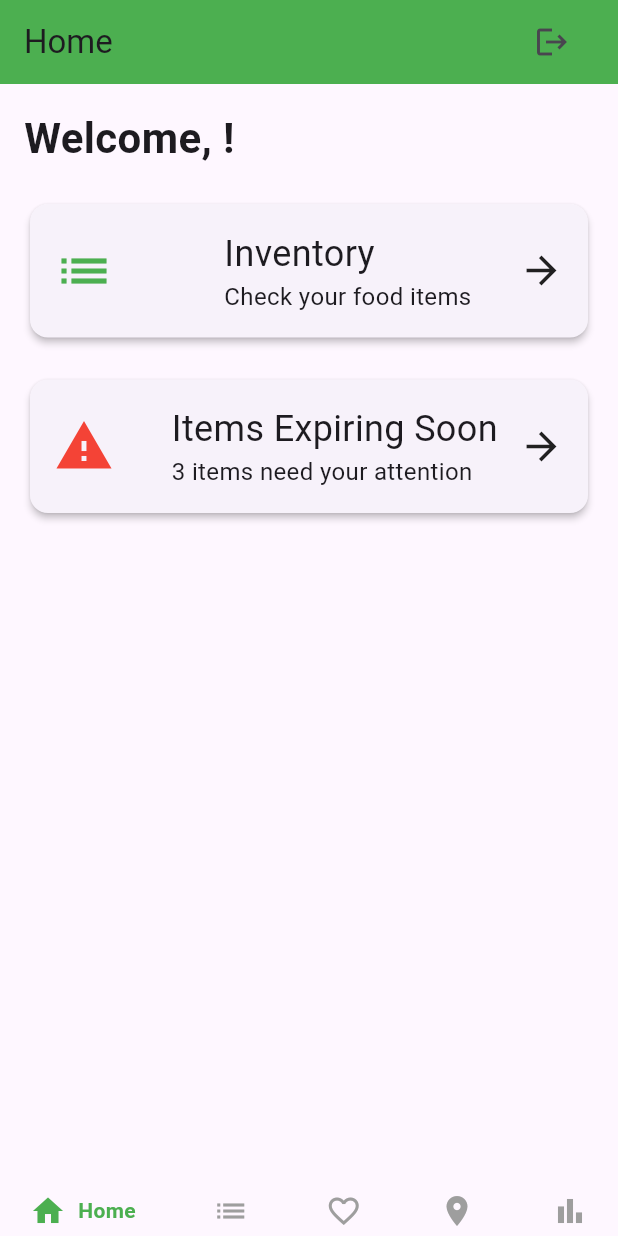
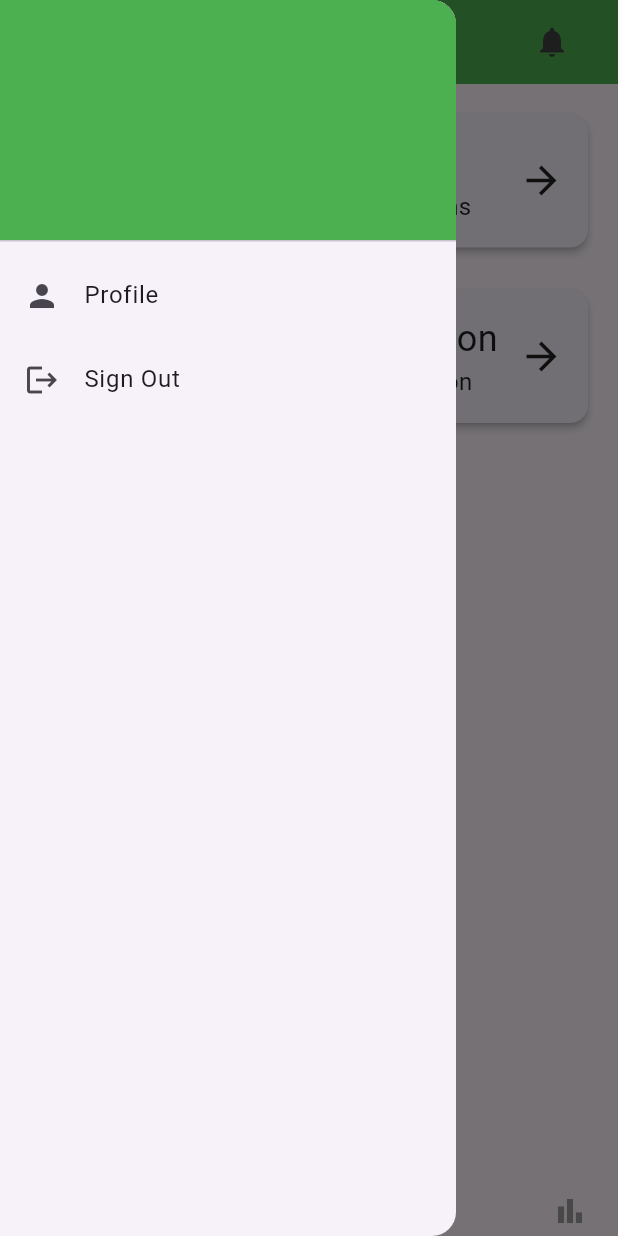
Before and after one commit to 40125789/shelfaware_app, a Flutter app: the screen it shows once a user with an empty profile is signed in, with the side drawer open (before the commit the screen has no drawer), on a phone screen of 412 x 824 dp. Run offline on Flutter 3.47's test engine with Material 3 defaults, Android fonts, the phone set to English and light mode, and no system bars; drawn by our look-alikes of google_nav_bar; our stand-ins replace cloud_firestore, firebase_auth, firebase_core, google_sign_in; accounts and stored records are empty; network calls fail.

Commit message:
Created a provider controller for the navigation between pages and also separated the side drawer menu into its own component file for cleaner and more modular code

```diff
--- a/lib/components/bottom_navigation_bar.dart
+++ b/lib/components/bottom_navigation_bar.dart
@@ -1,5 +1,6 @@
 import 'package:flutter/material.dart';
 import 'package:google_nav_bar/google_nav_bar.dart';
+
 
 class BottomNavigationBarComponent extends StatelessWidget {
   final int selectedIndex;
@@ -27,12 +28,6 @@ class BottomNavigationBarComponent extends StatelessWidget {
           textColor: Colors.green,
         ),
         GButton(
-          icon: Icons.list,
-          text: 'Inventory',
-          iconColor: Colors.grey,
-          textColor: Colors.green,
-        ),
-        GButton(
           icon: Icons.favorite_border_outlined,
           text: 'Recipes',
           iconColor: Colors.grey,
--- /dev/null
+++ b/lib/components/side_drawer_menu.dart
@@ -0,0 +1,46 @@
+// lib/components/custom_drawer.dart
+
+import 'package:flutter/material.dart';
+
+class CustomDrawer extends StatelessWidget {
+  final String firstName;
+  final String lastName;
+  final VoidCallback onSignOut;
+
+  const CustomDrawer({
+    Key? key,
+    required this.firstName,
+    required this.lastName,
+    required this.onSignOut,
+  }) : super(key: key);
+
+  @override
+  Widget build(BuildContext context) {
+    return Drawer(
+      child: ListView(
+        padding: EdgeInsets.zero,
+        children: <Widget>[
+          DrawerHeader(
+            decoration: const BoxDecoration(color: Colors.green),
+            child: Text(
+              "$firstName $lastName",
+              style: const TextStyle(color: Colors.white, fontSize: 24),
+            ),
+          ),
+          ListTile(
+            leading: const Icon(Icons.person),
+            title: const Text('Profile'),
+            onTap: () {
+              // Define action for Profile
+            },
+          ),
+          ListTile(
+            leading: const Icon(Icons.logout),
+            title: const Text('Sign Out'),
+            onTap: onSignOut,
+          ),
+        ],
+      ),
+    );
+  }
+}
--- /dev/null
+++ b/lib/controllers/bottom_nav_controller.dart
@@ -0,0 +1,12 @@
+import 'package:flutter/material.dart';
+
+class BottomNavController with ChangeNotifier {
+  int _selectedIndex = 0;
+
+  int get selectedIndex => _selectedIndex;
+
+  void navigateTo(int index) {
+    _selectedIndex = index;
+    notifyListeners();
+  }
+}
--- a/lib/main.dart
+++ b/lib/main.dart
@@ -2,13 +2,22 @@ import 'package:flutter/material.dart';
 import 'package:firebase_core/firebase_core.dart';
 import 'firebase_options.dart';
 import 'pages/auth_page.dart';
+import 'package:provider/provider.dart';
+import 'controllers/bottom_nav_controller.dart'; // Import your BottomNavController
+
+
 
 void main() async {
   WidgetsFlutterBinding.ensureInitialized();
   await Firebase.initializeApp(
     options: DefaultFirebaseOptions.currentPlatform,
   );
-  runApp(const MyApp());
+  runApp(
+    ChangeNotifierProvider(
+      create: (context) => BottomNavController(), // Provide the controller
+      child: const MyApp(),
+    ),
+  );
 }
 
 class MyApp extends StatelessWidget {
@@ -19,7 +28,7 @@ class MyApp extends StatelessWidget {
   Widget build(BuildContext context) {
     return const MaterialApp(
       debugShowCheckedModeBanner: false,
-      home: AuthPage(),
+      home: AuthPage(), // Keep the AuthPage as the starting point
     );
   }
 }
--- a/lib/pages/home_page.dart
+++ b/lib/pages/home_page.dart
@@ -1,7 +1,13 @@
 import 'package:firebase_auth/firebase_auth.dart';
 import 'package:flutter/material.dart';
 import 'package:cloud_firestore/cloud_firestore.dart';
+import 'package:provider/provider.dart';
 import 'package:shelfaware_app/components/bottom_navigation_bar.dart';
+import 'package:shelfaware_app/components/side_drawer_menu.dart'; // Import the new CustomDrawer
+import 'package:shelfaware_app/controllers/bottom_nav_controller.dart';
+import 'package:shelfaware_app/pages/recipes_page.dart';
+import 'package:shelfaware_app/pages/donations_page.dart';
+import 'package:shelfaware_app/pages/statistics_page.dart';
 
 class HomePage extends StatefulWidget {
   HomePage({super.key});
@@ -11,16 +17,24 @@ class HomePage extends StatefulWidget {
 }
 
 class _HomePageState extends State<HomePage> {
+  String firstName = '';
+  String lastName = '';
   final user = FirebaseAuth.instance.currentUser!;
-  String firstName = '';
+  late PageController _pageController;
 
   @override
   void initState() {
     super.initState();
     getUserData();
+    _pageController = PageController();
   }
 
-  // Fetch user data from Firestore
+  @override
+  void dispose() {
+    _pageController.dispose();
+    super.dispose();
+  }
+
   Future<void> getUserData() async {
     QueryDocumentSnapshot userDoc = await FirebaseFirestore.instance
         .collection('users')
@@ -29,11 +43,11 @@ class _HomePageState extends State<HomePage> {
         .then((snapshot) => snapshot.docs.first);
 
     setState(() {
-      firstName = userDoc['firstName']; // Get the first name from Firestore
+      firstName = userDoc['firstName'];
+      lastName = userDoc['lastName'];
     });
   }
 
-  // SIGN USER OUT
   void signUserOut() {
     FirebaseAuth.instance.signOut();
   }
@@ -42,29 +56,62 @@ class _HomePageState extends State<HomePage> {
   Widget build(BuildContext context) {
     return Scaffold(
       appBar: AppBar(
-        title: const Text("Home"),
         backgroundColor: Colors.green,
+        iconTheme: IconThemeData(color: Colors.grey[800]),
         actions: [
-          IconButton(onPressed: signUserOut, icon: const Icon(Icons.logout)),
-          const Padding(
-            padding: EdgeInsets.symmetric(horizontal: 10.0),
+          IconButton(
+            icon: Icon(Icons.notifications, color: Colors.grey[800]),
+            onPressed: () {
+              // Define actions for notifications
+            },
           ),
+          const Padding(padding: EdgeInsets.symmetric(horizontal: 10.0)),
         ],
       ),
-      body: Padding(
+
+      drawer: CustomDrawer(
+        firstName: firstName,
+        lastName: lastName,
+        onSignOut: signUserOut,
+
+      ),
+      body: PageView(
+        controller: _pageController,
+        physics: const NeverScrollableScrollPhysics(),
+        children: [
+          Padding(
             padding: const EdgeInsets.all(16.0),
             child: Column(
               crossAxisAlignment: CrossAxisAlignment.start,
               children: [
-            // Welcome message
-            Text(
-              "Welcome, $firstName!",
-              style: const TextStyle(fontSize: 28, fontWeight: FontWeight.bold),
+                _buildInventoryCard(),
+                const SizedBox(height: 20),
+                _buildExpiringSoonCard(),
+                const SizedBox(height: 20),
+              ],
             ),
-            const SizedBox(height: 20),
+          ),
+          RecipesPage(),
+          DonationsPage(),
+          StatisticsPage(),
+        ],
+      ),
+      bottomNavigationBar: Consumer<BottomNavController>(
+        builder: (context, controller, child) {
+          return BottomNavigationBarComponent(
+            selectedIndex: controller.selectedIndex,
+            onTabChange: (index) {
+              controller.navigateTo(index);
+              _pageController.jumpToPage(index);
+            },
+          );
+        },
+      ),
+    );
+  }
 
-            // Inventory card
-            Card(
+  Card _buildInventoryCard() {
+    return Card(
       elevation: 2,
       child: Padding(
         padding: const EdgeInsets.all(16.0),
@@ -77,19 +124,18 @@ class _HomePageState extends State<HomePage> {
               crossAxisAlignment: CrossAxisAlignment.start,
               children: const [
                 Text("Inventory", style: TextStyle(fontSize: 24)),
-                        Text("Check your food items",
-                            style: TextStyle(fontSize: 16)),
+                Text("Check your food items", style: TextStyle(fontSize: 16)),
               ],
             ),
             const Icon(Icons.arrow_forward, size: 30),
           ],
         ),
       ),
-            ),
-            const SizedBox(height: 20),
+    );
+  }
 
-            // Expiring soon card
-            Card(
+  Card _buildExpiringSoonCard() {
+    return Card(
       elevation: 2,
       child: Padding(
         padding: const EdgeInsets.all(16.0),
@@ -101,27 +147,14 @@ class _HomePageState extends State<HomePage> {
             Column(
               crossAxisAlignment: CrossAxisAlignment.start,
               children: const [
-                        Text("Items Expiring Soon",
-                            style: TextStyle(fontSize: 24)),
-                        Text("3 items need your attention",
-                            style: TextStyle(fontSize: 16)),
+                Text("Items Expiring Soon", style: TextStyle(fontSize: 24)),
+                Text("3 items need your attention", style: TextStyle(fontSize: 16)),
               ],
             ),
             const Icon(Icons.arrow_forward, size: 30),
           ],
         ),
       ),
-            ),
-            const SizedBox(height: 20),
-          ],
-        ),
-      ),
-      bottomNavigationBar: BottomNavigationBarComponent(
-        selectedIndex: 0,
-        onTabChange: (index) {
-          // Handle navigation
-        },
-      ),
     );
   }
 }
--- a/pubspec.yaml
+++ b/pubspec.yaml
@@ -32,6 +32,7 @@ dependencies:
     sdk: flutter
 
 
+
   # The following adds the Cupertino Icons font to your application.
   # Use with the CupertinoIcons class for iOS style icons.
   cupertino_icons: ^1.0.8
@@ -40,6 +41,7 @@ dependencies:
   cloud_firestore: ^5.4.4
   google_sign_in: ^6.2.1
   google_nav_bar: ^5.0.6
+  provider: ^6.1.2
 
 dev_dependencies:
   flutter_test:
```
Also changed, not shown: lib/pages/donations_page.dart (added, +13 -0 lines), lib/pages/recipes_page.dart (added, +13 -0 lines), lib/pages/statistics_page.dart (added, +13 -0 lines), pubspec.lock. Lines whose indentation alone changed are shown as unchanged.
